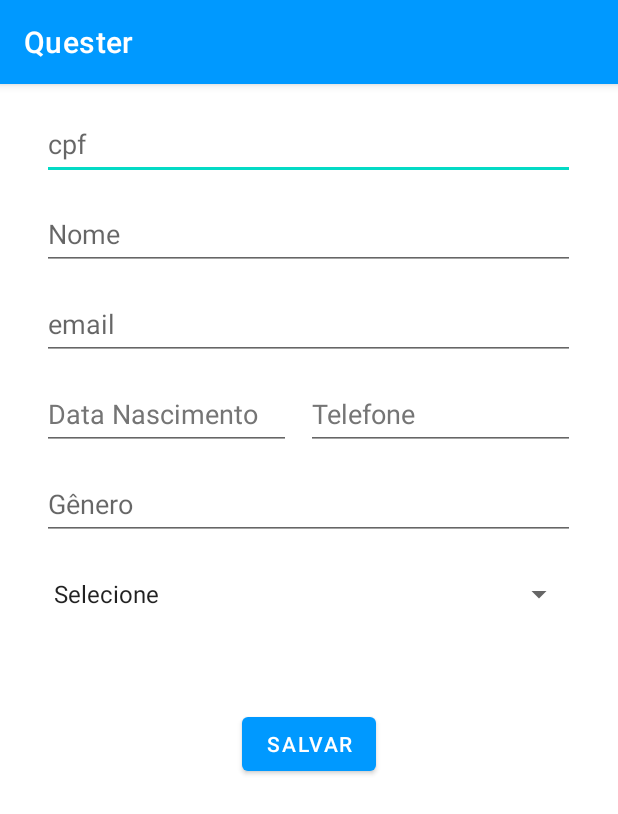
After one commit to lincolnmesatto/Quester, an Android app: the CadastrarUsuarioActivity screen opened directly, with no data from a screen before it, on a phone screen of 412 x 824 dp. The commit adds this screen. Shown: the top 814 px of the screen. Run offline under Robolectric (Android 15) with nearby library versions, the phone set to English and light mode, and no system bars; our stand-ins replace Firebase (no records; nobody signed in at launch, a user with empty details on screens opened directly).

Commit message:
adicionar usuario e criar credenciais

```diff
--- a/app/build.gradle
+++ b/app/build.gradle
@@ -42,7 +42,6 @@ dependencies {
     implementation 'com.google.firebase:firebase-firestore'
     implementation 'com.firebaseui:firebase-ui-firestore:6.2.0'
     implementation 'android.arch.paging:runtime:1.0.1'
-
     implementation 'com.github.thyrlian:AwesomeValidation:v4.2'
     testImplementation 'junit:junit:4.+'
     androidTestImplementation 'androidx.test.ext:junit:1.1.2'
--- a/app/src/main/java/com/pucpr/quester/controller/CadastrarInstituicaoActivity.java
+++ b/app/src/main/java/com/pucpr/quester/controller/CadastrarInstituicaoActivity.java
@@ -81,8 +81,6 @@ public class CadastrarInstituicaoActivity extends AppCompatActivity {
         mAwesomeValidation.addValidation(this, R.id.editTextBairro,RegexTemplate.NOT_EMPTY, R.string.err_vazio);
         mAwesomeValidation.addValidation(this, R.id.editTextLogradouro,RegexTemplate.NOT_EMPTY, R.string.err_vazio);
 
-        changeVisibility(View.INVISIBLE);
-
         firestore = FirebaseFirestore.getInstance();
 
         Bundle extras = getIntent().getExtras();
@@ -109,6 +107,8 @@ public class CadastrarInstituicaoActivity extends AppCompatActivity {
         }else{
             id = "none";
         }
+
+        changeVisibility(id.equals("none") ? View.INVISIBLE : View.VISIBLE);
     }
 
     private void changeVisibility(int visibility) {
@@ -144,7 +144,6 @@ public class CadastrarInstituicaoActivity extends AppCompatActivity {
                     editTextComplemento.getText().toString(), editTextTelefone.getText().toString());
 
             if(mAwesomeValidation.validate()){
-                Toast.makeText(getApplicationContext(), "Formulario Cadastrado com Sucesso",Toast.LENGTH_LONG).show();
                 criarInstituicao(instituicao);
             }else {
                 Toast.makeText(getApplicationContext(), "Preencha os campos Obrigatorios",Toast.LENGTH_LONG).show();
--- /dev/null
+++ b/app/src/main/java/com/pucpr/quester/controller/CadastrarUsuarioActivity.java
@@ -0,0 +1,127 @@
+package com.pucpr.quester.controller;
+
+import androidx.annotation.NonNull;
+import androidx.annotation.Nullable;
+import androidx.appcompat.app.AppCompatActivity;
+
+import com.google.android.gms.tasks.OnCompleteListener;
+import com.google.android.gms.tasks.Task;
+import com.google.firebase.auth.AuthResult;
+import com.google.firebase.auth.FirebaseAuth;
+import com.google.firebase.auth.FirebaseUser;
+import com.google.firebase.firestore.DocumentSnapshot;
+import com.google.firebase.firestore.EventListener;
+import com.google.firebase.firestore.FirebaseFirestore;
+import com.google.firebase.firestore.FirebaseFirestoreException;
+import com.pucpr.quester.R;
+import com.pucpr.quester.model.Instituicao;
+import com.pucpr.quester.model.Usuario;
+
+import android.content.Intent;
+import android.os.Bundle;
+import android.util.Log;
+import android.view.View;
+import android.widget.ArrayAdapter;
+import android.widget.EditText;
+import android.widget.Spinner;
+import android.widget.Toast;
+
+import java.util.Locale;
+
+public class CadastrarUsuarioActivity extends AppCompatActivity {
+
+    FirebaseAuth auth;
+    FirebaseUser firebaseUser;
+    FirebaseFirestore firestore;
+
+    EditText editTextCpf;
+    EditText editTextNomeUsuario;
+    EditText editTextEmailUsuario;
+    EditText editTextDtNasc;
+    EditText editTextTelUsuario;
+    EditText editTextGenero;
+    Spinner spinnerPerfil;
+
+    @Override
+    protected void onCreate(Bundle savedInstanceState) {
+        super.onCreate(savedInstanceState);
+        setContentView(R.layout.activity_cadastrar_usuario);
+
+        auth = FirebaseAuth.getInstance();
+        firebaseUser = auth.getCurrentUser();
+        firestore = FirebaseFirestore.getInstance();
+
+        editTextCpf = findViewById(R.id.editTextCpf);
+        spinnerPerfil = findViewById(R.id.spinnerPerfil);
+        editTextDtNasc = findViewById(R.id.editTextDtNasc);
+        editTextGenero = findViewById(R.id.editTextGenero);
+        editTextTelUsuario = findViewById(R.id.editTextTelUsuario);
+        editTextNomeUsuario = findViewById(R.id.editTextNomeUsuario);
+        editTextEmailUsuario = findViewById(R.id.editTextEmailUsuario);
+
+        ArrayAdapter<CharSequence> adapter = ArrayAdapter.createFromResource(CadastrarUsuarioActivity.this,
+                R.array.perfil_type, android.R.layout.simple_spinner_item);
+        adapter.setDropDownViewResource(android.R.layout.simple_spinner_dropdown_item);
+        spinnerPerfil.setAdapter(adapter);
+    }
+
+    public void buttonSalvarClicked(View view) {
+        Usuario usuario = new Usuario("", editTextNomeUsuario.getText().toString(), editTextEmailUsuario.getText().toString(),
+                editTextDtNasc.getText().toString(), editTextGenero.getText().toString(), editTextTelUsuario.getText().toString(),
+                editTextCpf.getText().toString(), spinnerPerfil.getSelectedItemPosition());
+
+        criarCredenciais(usuario);
+    }
+
+    public void criarCredenciais(Usuario usuario) {
+        auth.createUserWithEmailAndPassword(usuario.getEmail(), criarSenha(usuario)).addOnCompleteListener(new OnCompleteListener<AuthResult>() {
+            @Override
+            public void onComplete(@NonNull Task<AuthResult> task) {
+                if (task.isSuccessful()) {
+                    Log.d("USUARIO_ID", task.getResult().getUser().getUid());
+                    usuario.setIdUsuario(task.getResult().getUser().getUid());
+                    criarUsuario(usuario);
+                } else {
+                    Toast.makeText(CadastrarUsuarioActivity.this, "Erro ao criar credenciais do usuário", Toast.LENGTH_LONG);
+                }
+            }
+        });
+    }
+
+    private String criarSenha(Usuario usuario) {
+        String senha = "";
+
+        char[] sequence = usuario.getNome().toLowerCase(Locale.ROOT).toCharArray();
+        senha = sequence[0]+""+sequence[1]+""+sequence[2]+"..";
+        sequence = usuario.getCpf().toCharArray();
+        senha += sequence[0]+""+sequence[1]+""+sequence[2];
+
+        return senha;
+    }
+
+    void criarUsuario(Usuario usuario) {
+        firestore.collection("usuarios").
+                document(usuario.getIdUsuario()).set(usuario);
+
+        firestore.collection("usuarios").
+                document(usuario.getIdUsuario()).
+                addSnapshotListener(new EventListener<DocumentSnapshot>() {
+                    @Override
+                    public void onEvent(@Nullable DocumentSnapshot value,
+                                        @Nullable FirebaseFirestoreException error) {
+                        if(error != null){
+                            error.printStackTrace();
+                            return;
+                        }
+                        if(value != null && value.exists()){
+                            Usuario u = value.toObject(Usuario.class);
+                            Toast.makeText(getApplicationContext(), "Usuário(a) "+ (u != null ? u.getNome() : null) +
+                                    " adicionado(a) com sucesso(a)", Toast.LENGTH_LONG).show();
+                        }
+                    }
+                });
+
+        Intent i = new Intent(CadastrarUsuarioActivity.this, InsituicaoDerivadoActivity.class);
+        startActivity(i);
+    }
+}
--- a/app/src/main/java/com/pucpr/quester/controller/HomeActivity.java
+++ b/app/src/main/java/com/pucpr/quester/controller/HomeActivity.java
@@ -116,7 +116,9 @@ public class HomeActivity extends AppCompatActivity implements InstituicaoAdapte
     public boolean onItemLongClick(DocumentSnapshot snapshot, int posicao) {
         Log.d("ITEM_LONG_CLICK", "Item clicado: "+posicao+ " ID = "+snapshot.getId());
         Intent i = new Intent(HomeActivity.this, InsituicaoDerivadoActivity.class);
-        i.putExtra("id", snapshot.getId());
+        i.putExtra("id_instituicao", snapshot.getId());
+        Instituicao instituicao = snapshot.toObject(Instituicao.class);
+        i.putExtra("nome_instituicao", instituicao.getNome());
         startActivity(i);
 
         return true;
--- /dev/null
+++ b/app/src/main/res/layout/activity_cadastrar_usuario.xml
@@ -0,0 +1,112 @@
+<?xml version="1.0" encoding="utf-8"?>
+<androidx.constraintlayout.widget.ConstraintLayout xmlns:android="http://schemas.android.com/apk/res/android"
+    xmlns:app="http://schemas.android.com/apk/res-auto"
+    xmlns:tools="http://schemas.android.com/tools"
+    android:layout_width="match_parent"
+    android:layout_height="match_parent"
+    tools:context=".controller.CadastrarUsuarioActivity">
+
+    <EditText
+        android:id="@+id/editTextCpf"
+        android:layout_width="355dp"
+        android:layout_height="48dp"
+        android:layout_marginTop="16dp"
+        android:ems="10"
+        android:hint="@string/cpf"
+        android:importantForAutofill="no"
+        android:inputType="number"
+        android:minHeight="48dp"
+        app:layout_constraintEnd_toEndOf="parent"
+        app:layout_constraintHorizontal_bias="0.497"
+        app:layout_constraintStart_toStartOf="parent"
+        app:layout_constraintTop_toTopOf="parent" />
+
+    <EditText
+        android:id="@+id/editTextNomeUsuario"
+        android:layout_width="355dp"
+        android:layout_height="48dp"
+        android:layout_marginTop="12dp"
+        android:ems="10"
+        android:hint="@string/nome"
+        android:importantForAutofill="no"
+        android:inputType="textPersonName"
+        app:layout_constraintEnd_toEndOf="@+id/editTextCpf"
+        app:layout_constraintStart_toStartOf="@+id/editTextCpf"
+        app:layout_constraintTop_toBottomOf="@+id/editTextCpf" />
+
+    <EditText
+        android:id="@+id/editTextEmailUsuario"
+        android:layout_width="355dp"
+        android:layout_height="48dp"
+        android:layout_marginTop="12dp"
+        android:ems="10"
+        android:hint="@string/email"
+        android:inputType="textEmailAddress"
+        app:layout_constraintEnd_toEndOf="@+id/editTextNomeUsuario"
+        app:layout_constraintStart_toStartOf="@+id/editTextNomeUsuario"
+        app:layout_constraintTop_toBottomOf="@+id/editTextNomeUsuario"
+        android:importantForAutofill="no" />
+
+    <EditText
+        android:id="@+id/editTextDtNasc"
+        android:layout_width="166dp"
+        android:layout_height="48dp"
+        android:layout_marginTop="12dp"
+        android:ems="10"
+        android:hint="@string/data_nascimento"
+        android:importantForAutofill="no"
+        android:inputType="date"
+        android:textColorHint="#757575"
+        app:layout_constraintStart_toStartOf="@+id/editTextEmailUsuario"
+        app:layout_constraintTop_toBottomOf="@+id/editTextEmailUsuario" />
+
+    <EditText
+        android:id="@+id/editTextTelUsuario"
+        android:layout_width="179dp"
+        android:layout_height="48dp"
+        android:layout_marginTop="12dp"
+        android:ems="10"
+        android:hint="@string/telefone"
+        android:importantForAutofill="no"
+        android:inputType="phone"
+        android:textColorHint="#757575"
+        app:layout_constraintEnd_toEndOf="@+id/editTextEmailUsuario"
+        app:layout_constraintHorizontal_bias="1.0"
+        app:layout_constraintStart_toEndOf="@+id/editTextDtNasc"
+        app:layout_constraintTop_toBottomOf="@+id/editTextEmailUsuario" />
+
+    <EditText
+        android:id="@+id/editTextGenero"
+        android:layout_width="355dp"
+        android:layout_height="48dp"
+        android:layout_marginTop="12dp"
+        android:ems="10"
+        android:hint="@string/genero"
+        android:inputType="textPersonName"
+        app:layout_constraintEnd_toEndOf="@+id/editTextTelUsuario"
+        app:layout_constraintStart_toStartOf="@+id/editTextDtNasc"
+        app:layout_constraintTop_toBottomOf="@+id/editTextDtNasc"
+        android:importantForAutofill="no" />
+
+    <Spinner
+        android:id="@+id/spinnerPerfil"
+        android:layout_width="355dp"
+        android:layout_height="48dp"
+        android:layout_marginTop="12dp"
+        android:contentDescription="@string/perfil"
+        app:layout_constraintEnd_toEndOf="@+id/editTextGenero"
+        app:layout_constraintStart_toStartOf="@+id/editTextGenero"
+        app:layout_constraintTop_toBottomOf="@+id/editTextGenero" />
+
+    <Button
+        android:id="@+id/btnSalvarUsuario"
+        android:layout_width="wrap_content"
+        android:layout_height="wrap_content"
+        android:layout_marginTop="52dp"
+        android:onClick="buttonSalvarClicked"
+        android:text="@string/salvar"
+        app:layout_constraintEnd_toEndOf="@+id/spinnerPerfil"
+        app:layout_constraintStart_toStartOf="@+id/spinnerPerfil"
+        app:layout_constraintTop_toBottomOf="@+id/spinnerPerfil"
+        tools:ignore="TextContrastCheck" />
+</androidx.constraintlayout.widget.ConstraintLayout>
--- /dev/null
+++ b/app/src/main/res/values/perfil.xml
@@ -0,0 +1,9 @@
+<?xml version="1.0" encoding="utf-8"?>
+<resources>
+    <string-array name="perfil_type">
+        <item>Selecione</item>
+        <item>Aluno</item>
+        <item>Professor</item>
+        <item>Administrador</item>
+    </string-array>
+</resources>
--- a/app/src/main/res/values/strings.xml
+++ b/app/src/main/res/values/strings.xml
@@ -21,4 +21,10 @@
     <string name="err_cidade">Cidade Invalida</string>
     <string name="err_bairro">Bairro Invalido</string>
     <string name="err_vazio">Campo Obrigatório</string>
+    <string name="cpf">cpf</string>
+    <string name="nome">Nome</string>
+    <string name="email">email</string>
+    <string name="data_nascimento">Data Nascimento</string>
+    <string name="genero">Gênero</string>
+    <string name="perfil">Perfil</string>
 </resources>
```
Also changed, not shown: app/src/main/AndroidManifest.xml (+5 -2 lines), app/src/main/java/com/pucpr/quester/controller/InsituicaoDerivadoActivity.java (+19 -0 lines), app/src/main/java/com/pucpr/quester/model/Usuario.java (added, +90 -0 lines), app/src/main/res/layout/activity_cadastrar_instituicao.xml (+30 -21 lines), app/src/main/res/layout/activity_insituicao_derivado.xml (+15 -0 lines).
